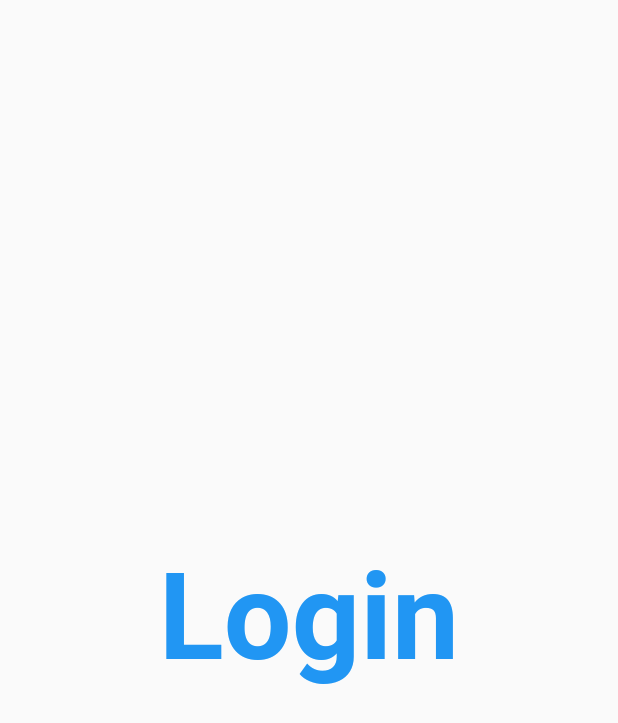
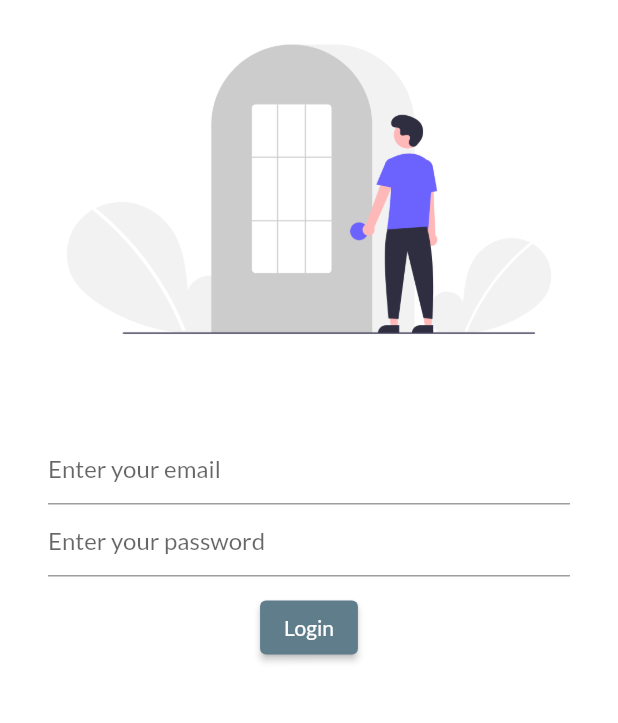
Before and after one commit to FawadAhmed322/30DaysOfFlutter, a Flutter app: the screen it shows after launch, on a phone screen of 412 x 824 dp. Shown: the top 723 px of the screen. Run offline on Flutter 3.47's test engine with Material 2 defaults, Android fonts, the phone set to English and light mode, and no system bars; our stand-ins replace google_fonts.

Commit message:
day 4 completed

```diff
--- a/lib/main.dart
+++ b/lib/main.dart
@@ -1,6 +1,7 @@
 import 'package:flutter/material.dart';
 import 'package:flutter_catalog/screens/home.dart';
 import 'package:flutter_catalog/screens/login.dart';
+import 'package:google_fonts/google_fonts.dart';
 
 void main() => runApp(MyApp());
 
@@ -8,8 +9,11 @@ class MyApp extends StatelessWidget {
   @override
   Widget build(BuildContext context) {
     return MaterialApp(
-      // home: Home(days, name),
       // themeMode: ThemeMode.dark,
+      theme: ThemeData(
+        primarySwatch: Colors.blueGrey,
+        fontFamily: GoogleFonts.lato().fontFamily,
+      ),
       darkTheme: ThemeData(
         brightness: Brightness.dark,
       ),
--- a/lib/screens/login.dart
+++ b/lib/screens/login.dart
@@ -4,17 +4,47 @@ class Login extends StatelessWidget {
   @override
   Widget build(BuildContext context) {
     return Material(
-      child: Center(
-        child: Container(
-          child: const Text(
-            'Login',
-            style: TextStyle(
-              fontSize: 40.0,
-              fontWeight: FontWeight.bold,
-              color: Colors.blue,
+      color: Colors.white,
+      child: SingleChildScrollView(
+        child: Column(
+          children: <Widget>[
+            Image.asset(
+              'assets/images/login.png',
+              fit: BoxFit.cover,
             ),
-            textScaleFactor: 2,
-          ),
+            const SizedBox(
+              height: 20,
+            ),
+            Padding(
+              padding: const EdgeInsets.symmetric(vertical: 16, horizontal: 32),
+              child: Column(
+                children: [
+                  const TextField(
+                    decoration: InputDecoration(
+                      hintText: 'Enter your email',
+                    ),
+                  ),
+                  const TextField(
+                    decoration: InputDecoration(
+                      hintText: 'Enter your password',
+                    ),
+                    obscureText: true,
+                  ),
+                  const SizedBox(
+                    height: 10,
+                  ),
+                  ElevatedButton(
+                    child: const Text('Login'),
+                    onPressed: () {},
+                    style: TextButton.styleFrom(
+                      primary: Colors.white,
+                      backgroundColor: Colors.blueGrey,
+                    ),
+                  ),
+                ],
+              ),
+            ),
+          ],
         ),
       ),
     );
```
Also changed, not shown: pubspec.yaml (+4 -3 lines), assets/images/login.png (added), pubspec.lock.
